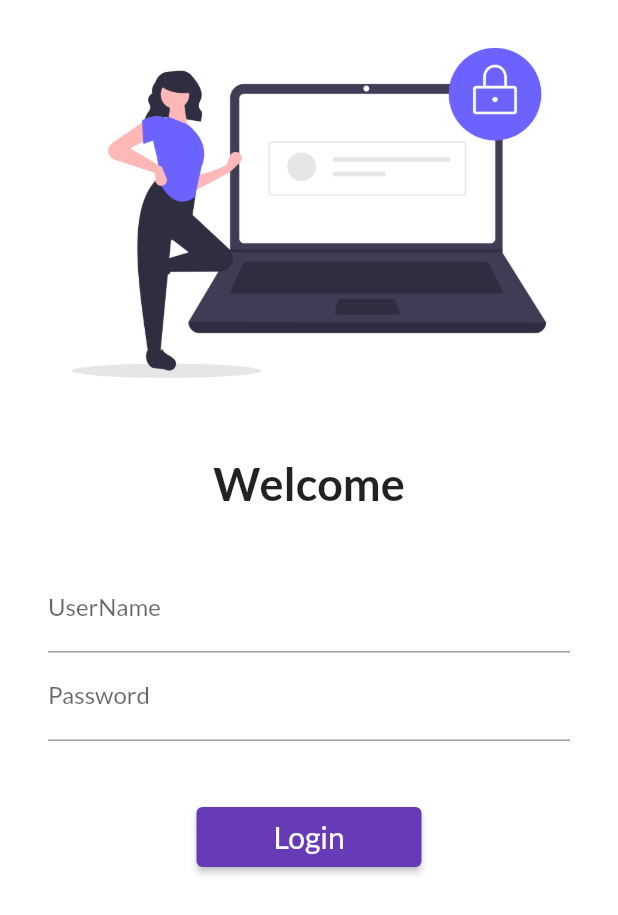
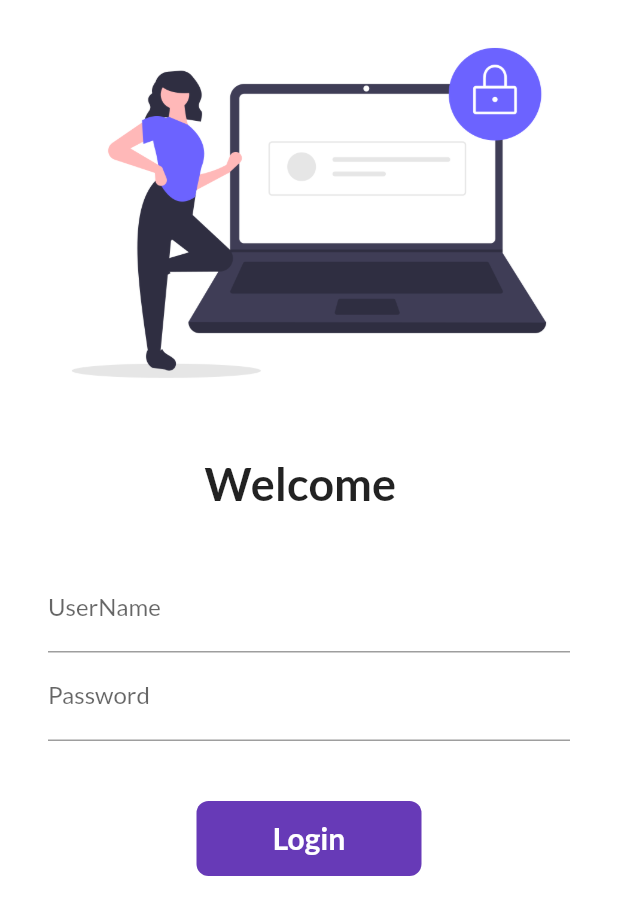
Before and after one commit to Abhinabk/Flutter_App_30_days, a Flutter app: the screen it shows after launch, on a phone screen of 412 x 824 dp. Shown: the top 915 px of the screen. Run offline on Flutter 3.47's test engine with Material 2 defaults, Android fonts, the phone set to English and light mode, and no system bars; our stand-ins replace google_fonts.

Commit message:
day6 commit

```diff
--- a/lib/pages/login_page.dart
+++ b/lib/pages/login_page.dart
@@ -1,8 +1,19 @@
 import 'package:flutter/material.dart';
 import 'package:flutter_catelog/utils/routes.dart';
-class LoginPage extends StatelessWidget {
+class LoginPage extends StatefulWidget {
+
+  @override
+  _LoginPageState createState() => _LoginPageState();
+}
+
+class _LoginPageState extends State<LoginPage> {
+  String name = " ";
+  bool changeButton = false;
+
   @override
   Widget build(BuildContext context) {
+
+
     return Material(
       color: Colors.white,
       child: SingleChildScrollView(
@@ -15,10 +26,12 @@ class LoginPage extends StatelessWidget {
             height: 20.0,
           ),
           Text(
-            "Welcome",style: TextStyle(
+            "Welcome $name",style: TextStyle(
             fontSize: 30,
-            fontWeight: FontWeight.bold),
+            fontWeight: FontWeight.bold
+              ),
             ),
+
             SizedBox(
               height: 20.0,
             ),
@@ -29,9 +42,14 @@ class LoginPage extends StatelessWidget {
                   TextFormField(
                     decoration: InputDecoration(
                       hintText: "Enter User Name",
-                      labelText: "UserName"
+                      labelText: "UserName $name",
                       ),
+                       onChanged: (value) {
+                        name = value;
+                        setState(() {});
+                      },
                   ),
+
                     TextFormField(
                     obscureText: true,
                     decoration: InputDecoration(
@@ -42,18 +60,47 @@ class LoginPage extends StatelessWidget {
                     SizedBox(
                     height: 40.0,
                   ),
-                  ElevatedButton(
-                    onPressed: (){
+                  InkWell(
+                    onTap:() async {
+                      setState(() {
+                        changeButton = true;
+                      });
+                      await Future.delayed(Duration(seconds: 1));
                       Navigator.pushNamed(context, MyRoutes.homeRoute);
-                    },
-                    child:Text(
-                      "Login",
-                      style: TextStyle(fontSize: 20),
+                      },
+
+                    child: AnimatedContainer(
+                      duration: Duration(seconds: 1),
+                      width:changeButton?50:150,
+                      height: 50,
+
+                      alignment: Alignment.center,
+                      child:changeButton?Icon(Icons.done,color: Colors.white,): Text("Login",
+                      style: TextStyle(
+                        color: Colors.white,
+                        fontWeight: FontWeight.bold,
+                        fontSize: 20,
+                        ),
+                      ),
+                      decoration: BoxDecoration(
+                        color: Colors.deepPurple,
+                        // shape:changeButton?BoxShape.circle:BoxShape.rectangle,
+                        borderRadius: BorderRadius.circular(changeButton?50:8),
+                      ),
                     ),
-                    style: TextButton.styleFrom(
-                      minimumSize: Size(150,40),
-                    ),
-                    )
+                  )
+                  // ElevatedButton(
+                  //   onPressed: (){
+                  //     Navigator.pushNamed(context, MyRoutes.homeRoute);
+                  //   },
+                  //   child:Text(
+                  //     "Login",
+                  //     style: TextStyle(fontSize: 20),
+                  //   ),
+                  //   style: TextButton.styleFrom(
+                  //     minimumSize: Size(150,40),
+                  //   ),
+                  //   )
                 ],
               ),
             ),
```
